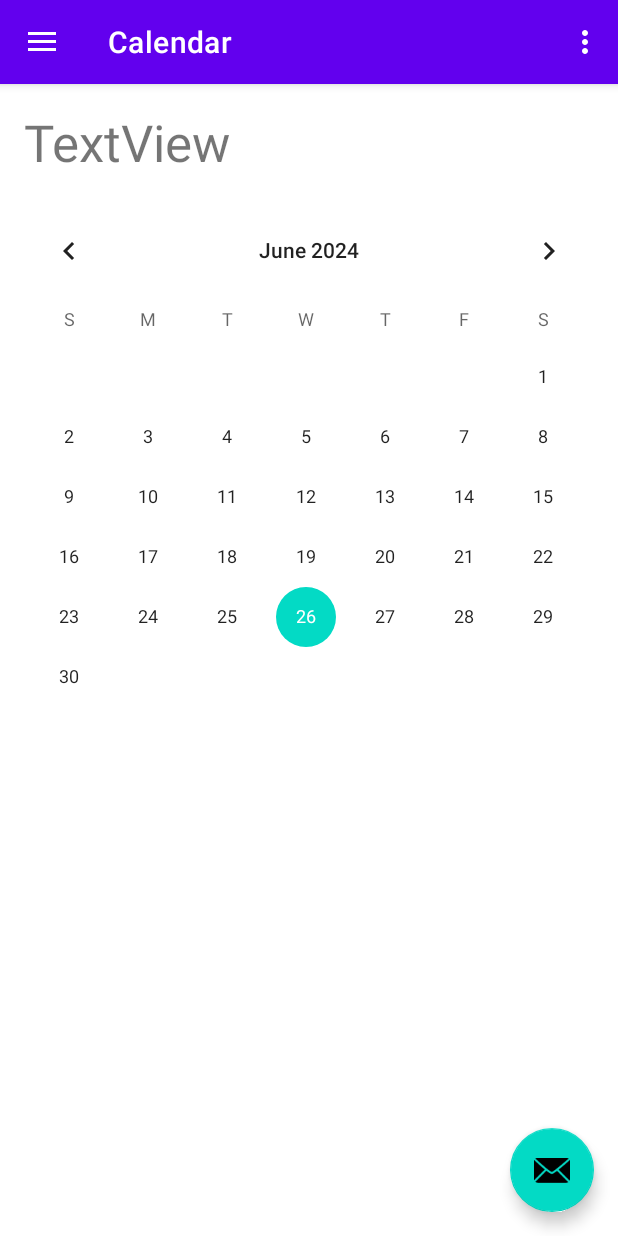
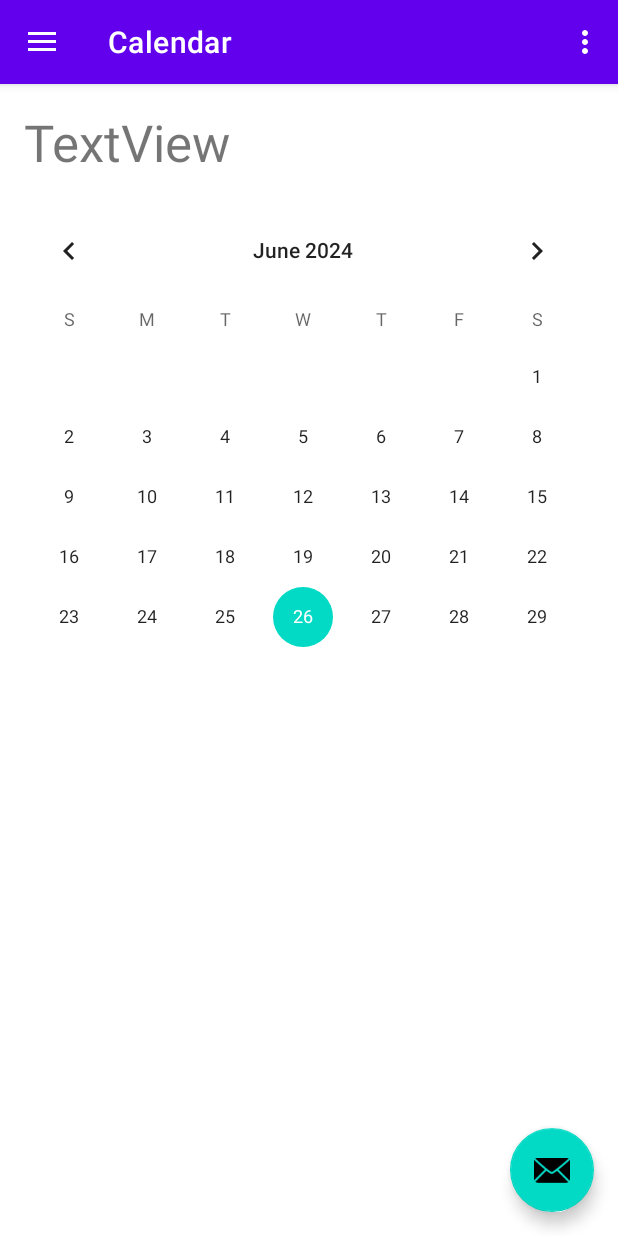
Before and after one commit to Antoshka1171/CalorieCounterApp, an Android app: the screen it shows after launch (MainActivity), in the side drawer, after a tap on "Calendar", on a phone screen of 412 x 824 dp. Run offline under Robolectric (Android 15) with nearby library versions, the phone set to English and light mode, and no system bars; our stand-ins replace navigation-ui; libraries missing offline, so code that uses them is left out: com.google.ai.client.

Commit message:
saved data from different days and display on calendar

```diff
--- a/app/build.gradle.kts
+++ b/app/build.gradle.kts
@@ -12,7 +12,7 @@ android {
 
     defaultConfig {
         applicationId = "com.example.caloriecounterapp"
-        minSdk = 24
+        minSdk = 26
         targetSdk = 34
         versionCode = 1
         versionName = "1.0"
@@ -63,6 +63,7 @@ dependencies {
     implementation(libs.androidx.recyclerview)
     implementation(libs.org.jetbrains.kotlin.plugin.serialization.gradle.plugin)
     implementation(libs.kotlinx.serialization.json)
+    implementation(libs.kotlinx.datetime)
     testImplementation(libs.junit)
     androidTestImplementation(libs.androidx.junit)
     androidTestImplementation(libs.androidx.espresso.core)
--- a/app/src/main/java/com/example/caloriecounterapp/MainViewModel.kt
+++ b/app/src/main/java/com/example/caloriecounterapp/MainViewModel.kt
@@ -3,32 +3,58 @@ package com.example.caloriecounterapp
 import android.content.Context
 import android.util.Log
 import androidx.lifecycle.ViewModel
+import kotlinx.datetime.LocalDate
+import kotlinx.datetime.toKotlinLocalDate
+import kotlinx.serialization.ExperimentalSerializationApi
+import kotlinx.serialization.KSerializer
 import kotlinx.serialization.json.Json
 import kotlinx.serialization.Serializable
+import kotlinx.serialization.SerializationException
+import kotlinx.serialization.Serializer
+import kotlinx.serialization.UseSerializers
+import kotlinx.serialization.descriptors.PrimitiveKind
+import kotlinx.serialization.descriptors.PrimitiveSerialDescriptor
+import kotlinx.serialization.descriptors.SerialDescriptor
 import kotlinx.serialization.encodeToString
+import kotlinx.serialization.encoding.Decoder
+import kotlinx.serialization.encoding.Encoder
 import java.io.IOException
 import java.io.ObjectInputStream
 import java.io.ObjectOutputStream
+import java.util.Date
+import java.util.HashMap
 
 
+@OptIn(ExperimentalSerializationApi::class)
+@Serializer(forClass = Date::class)
+object DateSerializer : KSerializer<Date> {
+    override val descriptor: SerialDescriptor = PrimitiveSerialDescriptor("DateSerializer", PrimitiveKind.STRING)
+
+    override fun serialize(encoder: Encoder, value: Date) {
+        encoder.encodeString(value.time.toString())
+    }
+
+    override fun deserialize(decoder: Decoder): Date {
+        return Date(decoder.decodeString().toLong())
+    }
+}
+
 class MainViewModel : ViewModel()  {
-    var mealList = ArrayList<MealModel>()
-
-//    init {
-//        mealList.add(MealModel("Breakfast", "Oatmeal", 300))
-//        mealList.add(MealModel("Lunch", "Burger", 500))
-//    }
+    var mealsHashMap = HashMap<LocalDate, ArrayList<MealModel>> ()
+    var date = java.time.LocalDate.now().toKotlinLocalDate()
 
     internal fun writeToFile(context: Context) {
         try {
             val fileOutputStream = context.openFileOutput("savedData.txt", Context.MODE_PRIVATE)
             val objectOutputStream = ObjectOutputStream(fileOutputStream)
-            val string = Json.encodeToString(mealList)
+            val string = Json.encodeToString(mealsHashMap)
             objectOutputStream.writeUTF(string)
             objectOutputStream.close()
             fileOutputStream.close()
         } catch (e: IOException) {
             Log.e("Exception", "File write failed: $e")
+        } catch (e: SerializationException) {
+            e.printStackTrace()
         }
     }
 
@@ -38,7 +64,7 @@ class MainViewModel : ViewModel()  {
             val objectInputStream = ObjectInputStream(fileInputStream)
             var jsonString = objectInputStream.readUTF()
 
-            mealList = Json.decodeFromString(jsonString)
+            mealsHashMap = Json.decodeFromString(jsonString)
 
             objectInputStream.close()
             fileInputStream.close()
@@ -46,6 +72,15 @@ class MainViewModel : ViewModel()  {
             e.printStackTrace()
         } catch (e: ClassNotFoundException) {
             e.printStackTrace()
+        } catch (e: SerializationException) {
+            e.printStackTrace()
+        }
+
+        val testDate = LocalDate(2024, 6, 10)
+        if(mealsHashMap[testDate] == null) {
+            mealsHashMap[testDate] = ArrayList()
+            mealsHashMap[testDate]!!.add(MealModel("Breakfast", "egg", 100))
+            mealsHashMap[testDate]!!.add(MealModel("lunch", "burger", 400))
         }
     }
 
--- a/app/src/main/java/com/example/caloriecounterapp/ui/Calendar/CalednarViewModel.kt
+++ b/app/src/main/java/com/example/caloriecounterapp/ui/Calendar/CalednarViewModel.kt
@@ -1,10 +1,10 @@
-package com.example.caloriecounterapp.ui.gallery
+package com.example.caloriecounterapp.ui.Calendar
 
 import androidx.lifecycle.LiveData
 import androidx.lifecycle.MutableLiveData
 import androidx.lifecycle.ViewModel
 
-class GalleryViewModel : ViewModel() {
+class CalednarViewModel : ViewModel() {
 
     private val _text = MutableLiveData<String>().apply {
         value = "This is gallery Fragment"
--- a/app/src/main/java/com/example/caloriecounterapp/ui/Calendar/CalendarFragment.kt
+++ b/app/src/main/java/com/example/caloriecounterapp/ui/Calendar/CalendarFragment.kt
@@ -1,17 +1,23 @@
-package com.example.caloriecounterapp.ui.gallery
+package com.example.caloriecounterapp.ui.Calendar
 
 import android.os.Bundle
 import android.view.LayoutInflater
 import android.view.View
 import android.view.ViewGroup
-import android.widget.TextView
+import android.widget.CalendarView.OnDateChangeListener
 import androidx.fragment.app.Fragment
+import androidx.fragment.app.activityViewModels
 import androidx.lifecycle.ViewModelProvider
+import com.example.caloriecounterapp.MainViewModel
 import com.example.caloriecounterapp.databinding.FragmentCalendarBinding
+import kotlinx.datetime.LocalDate
+import java.time.DayOfWeek
 
-class GalleryFragment : Fragment() {
+
+class CalendarFragment : Fragment() {
 
     private var _binding: FragmentCalendarBinding? = null
+    private val mainViewModel: MainViewModel by activityViewModels()
 
     // This property is only valid between onCreateView and
     // onDestroyView.
@@ -23,11 +29,27 @@ class GalleryFragment : Fragment() {
         savedInstanceState: Bundle?
     ): View {
         val galleryViewModel =
-            ViewModelProvider(this).get(GalleryViewModel::class.java)
+            ViewModelProvider(this).get(CalednarViewModel::class.java)
 
         _binding = FragmentCalendarBinding.inflate(inflater, container, false)
         val root: View = binding.root
 
+        binding.calendarView2.setOnDateChangeListener(OnDateChangeListener { view, year, month, dayOfMonth ->
+            val localDate = LocalDate(year, month + 1, dayOfMonth)
+
+            val totalCalories = 0
+            if(mainViewModel.mealsHashMap[localDate]!=null) {
+                val totalCaloriesForDate = mainViewModel.mealsHashMap[localDate]!!.sumBy { it.mealCalories }
+                val dayOfWeek = DayOfWeek.from(java.time.LocalDate.now()).toString()
+                val result = dayOfWeek.first().toString() + dayOfWeek.substring(1).lowercase()
+                binding.textView4.text = result + ": " + totalCaloriesForDate + " calories"
+            } else{
+                binding.textView4.text = "No information for this day"
+            }
+
+
+
+        })
         return root
     }
 
--- a/app/src/main/java/com/example/caloriecounterapp/ui/home/HomeFragment.kt
+++ b/app/src/main/java/com/example/caloriecounterapp/ui/home/HomeFragment.kt
@@ -48,12 +48,15 @@ class HomeFragment : Fragment() {
         val formatter = DateTimeFormatter.ofPattern("MM/dd/yyyy")
         val formattedDate = localDate.format(formatter)
 
-        binding.testViewDate.text = formattedDate.toString()
+        binding.textViewDate.text = formattedDate.toString()
 
         val recyclerViewMeals = binding.recyclerViewMeals
 
         // we are initializing our adapter class and passing our arraylist to it.
-        val mealAdapter  = MealAdapter(inflater.context, mainViewModel.mealList)
+        if(mainViewModel.mealsHashMap[mainViewModel.date] == null)
+            mainViewModel.mealsHashMap[mainViewModel.date] = ArrayList()
+
+        val mealAdapter  = MealAdapter(inflater.context, mainViewModel.mealsHashMap[mainViewModel.date]!!)
         mainViewModel.readFromFile(inflater.context)
 
         // below line is for setting a layout manager for our recycler view.
--- a/app/src/main/res/layout/fragment_calendar.xml
+++ b/app/src/main/res/layout/fragment_calendar.xml
@@ -4,12 +4,12 @@
     xmlns:tools="http://schemas.android.com/tools"
     android:layout_width="match_parent"
     android:layout_height="match_parent"
-    tools:context=".ui.gallery.GalleryFragment">
+    tools:context=".ui.Calendar.CalendarFragment">
 
     <CalendarView
         android:id="@+id/calendarView2"
-        android:layout_width="0dp"
-        android:layout_height="350dp"
+        android:layout_width="404dp"
+        android:layout_height="313dp"
         android:layout_marginTop="16dp"
         app:layout_constraintEnd_toEndOf="parent"
         app:layout_constraintHorizontal_bias="0.0"
@@ -27,4 +27,13 @@
         app:layout_constraintStart_toStartOf="parent"
         app:layout_constraintTop_toTopOf="parent"
         tools:text="@string/Calendar" />
+
+    <TextView
+        android:id="@+id/textView4"
+        android:layout_width="332dp"
+        android:layout_height="26dp"
+        android:layout_marginTop="8dp"
+        android:textSize="24sp"
+        app:layout_constraintTop_toBottomOf="@+id/calendarView2"
+        tools:layout_editor_absoluteX="39dp" />
 </androidx.constraintlayout.widget.ConstraintLayout>
--- a/app/src/main/res/layout/fragment_home.xml
+++ b/app/src/main/res/layout/fragment_home.xml
@@ -18,7 +18,7 @@
         app:layout_constraintTop_toTopOf="parent" />
 
     <TextView
-        android:id="@+id/testViewDate"
+        android:id="@+id/textViewDate"
         android:layout_width="wrap_content"
         android:layout_height="wrap_content"
         android:layout_marginStart="8dp"
@@ -40,7 +40,7 @@
         app:layout_constraintBottom_toBottomOf="parent"
         app:layout_constraintEnd_toEndOf="parent"
         app:layout_constraintStart_toStartOf="parent"
-        app:layout_constraintTop_toBottomOf="@+id/testViewDate">
+        app:layout_constraintTop_toBottomOf="@+id/textViewDate">
 
         <androidx.recyclerview.widget.RecyclerView
             android:id="@+id/recyclerViewMeals"
--- a/app/src/main/res/navigation/mobile_navigation.xml
+++ b/app/src/main/res/navigation/mobile_navigation.xml
@@ -20,7 +20,7 @@
 
     <fragment
         android:id="@+id/nav_calendar"
-        android:name="com.example.caloriecounterapp.ui.gallery.GalleryFragment"
+        android:name="com.example.caloriecounterapp.ui.Calendar.CalendarFragment"
         android:label="@string/menu_calendar"
         tools:layout="@layout/fragment_calendar" />
 
--- a/gradle/libs.versions.toml
+++ b/gradle/libs.versions.toml
@@ -21,6 +21,7 @@ uiAndroid = "1.6.8"
 recyclerview = "1.3.2"
 orgJetbrainsKotlinPluginSerializationGradlePlugin = "1.7.10"
 kotlinxSerializationJson = "1.6.3"
+kotlinxDatetime = "0.6.0"
 
 [libraries]
 androidx-core-ktx = { group = "androidx.core", name = "core-ktx", version.ref = "coreKtx" }
@@ -42,6 +43,7 @@ androidx-ui-android = { group = "androidx.compose.ui", name = "ui-android", vers
 androidx-recyclerview = { group = "androidx.recyclerview", name = "recyclerview", version.ref = "recyclerview" }
 org-jetbrains-kotlin-plugin-serialization-gradle-plugin = { group = "org.jetbrains.kotlin.plugin.serialization", name = "org.jetbrains.kotlin.plugin.serialization.gradle.plugin", version.ref = "orgJetbrainsKotlinPluginSerializationGradlePlugin" }
 kotlinx-serialization-json = { group = "org.jetbrains.kotlinx", name = "kotlinx-serialization-json", version.ref = "kotlinxSerializationJson" }
+kotlinx-datetime = { group = "org.jetbrains.kotlinx", name = "kotlinx-datetime", version.ref = "kotlinxDatetime" }
 
 [plugins]
 android-application = { id = "com.android.application", version.ref = "agp" }
```
Also changed, not shown: app/src/main/java/com/example/caloriecounterapp/ui/addmeal/AddMealFragment.kt (+13 -4 lines).
